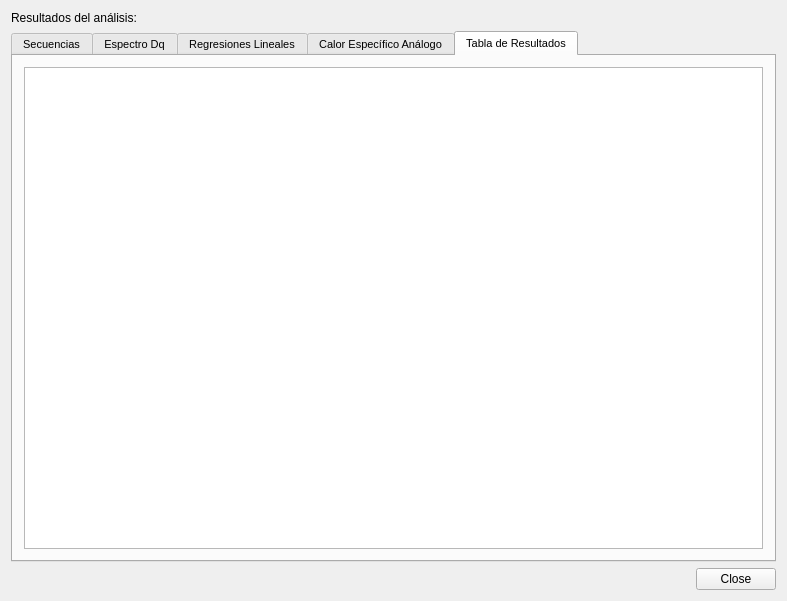
This is src/gui/MfaResultsForm.ui in hspitia/GenomAMf as Qt 5 draws it before an edit. The edited form follows.
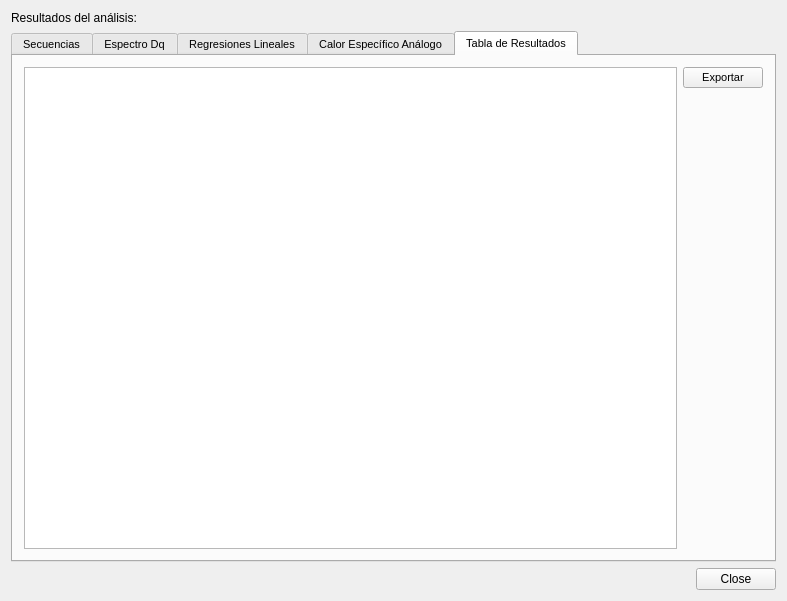
This is the edited form. Icons and pictures are not drawn.

Patch:
```diff
--- a/src/gui/MfaResultsForm.ui
+++ b/src/gui/MfaResultsForm.ui
@@ -262,17 +262,53 @@
       <layout class="QGridLayout" name="gridLayout_5">
        <item row="0" column="0">
         <widget class="QTableWidget" name="dqValuesTable">
+         <property name="editTriggers">
+          <set>QAbstractItemView::NoEditTriggers</set>
+         </property>
+         <property name="alternatingRowColors">
+          <bool>true</bool>
+         </property>
          <property name="selectionMode">
           <enum>QAbstractItemView::MultiSelection</enum>
          </property>
          <property name="selectionBehavior">
           <enum>QAbstractItemView::SelectRows</enum>
          </property>
+         <attribute name="horizontalHeaderDefaultSectionSize">
+          <number>60</number>
+         </attribute>
          <attribute name="horizontalHeaderStretchLastSection">
           <bool>true</bool>
          </attribute>
+         <attribute name="verticalHeaderDefaultSectionSize">
+          <number>24</number>
+         </attribute>
         </widget>
        </item>
+       <item row="0" column="1">
+        <layout class="QVBoxLayout" name="verticalLayout_4">
+         <item>
+          <widget class="QPushButton" name="exportDqValuesButton">
+           <property name="text">
+            <string>Exportar</string>
+           </property>
+          </widget>
+         </item>
+         <item>
+          <spacer name="verticalSpacer_4">
+           <property name="orientation">
+            <enum>Qt::Vertical</enum>
+           </property>
+           <property name="sizeHint" stdset="0">
+            <size>
+             <width>20</width>
+             <height>40</height>
+            </size>
+           </property>
+          </spacer>
+         </item>
+        </layout>
+       </item>
       </layout>
      </widget>
     </widget>
```
Left out of the diff: 12 changed lines with no effect on the pictures.
